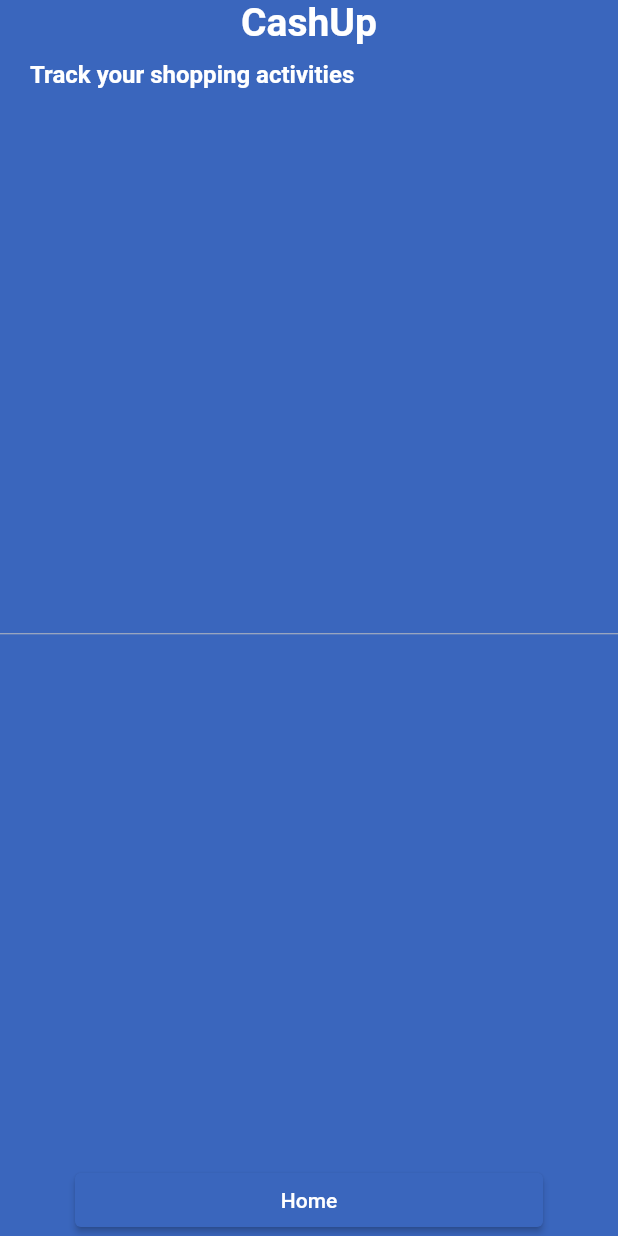
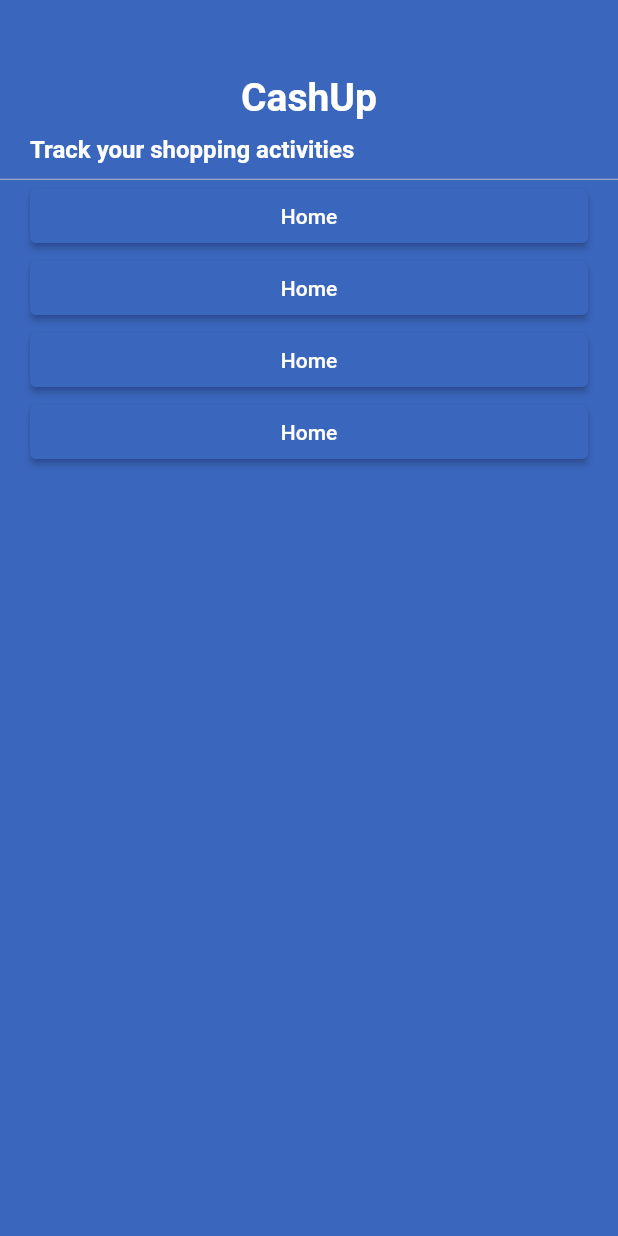
Before and after one commit to MaryDayGit/keeptrack, a Flutter app: the MenuWidgetPage screen opened by its route, on a phone screen of 412 x 824 dp. Run offline on Flutter 3.47's test engine with Material 2 defaults, Android fonts, the phone set to English and light mode, and no system bars.

Commit message:
кнопки

```diff
--- a/lib/page/menupage.dart
+++ b/lib/page/menupage.dart
@@ -12,8 +12,11 @@ class MenuWidgetPage extends StatelessWidget {
       body: Center(
         child: Column(
           crossAxisAlignment: CrossAxisAlignment.stretch,
-          mainAxisAlignment: MainAxisAlignment.center,
+          //mainAxisAlignment: MainAxisAlignment.center,
           children: [
+            const SizedBox(
+              height: 50,
+            ),
             Container(
               child: const Align(
                 alignment: Alignment.center,
@@ -43,21 +46,77 @@ class MenuWidgetPage extends StatelessWidget {
                 ),
               ),
             ),
-            Expanded(
-              flex: 1,
-              child: Divider(
-                color: Color(0xFFB7BAC0),
-                height: 1,
+            Divider(
+              color: Color(0xFFB7BAC0),
+              height: 1,
+            ),
+            Container(
+              margin: const EdgeInsets.symmetric(horizontal: 20),
+              child: Align(
+                alignment: Alignment.topLeft,
+                child: SizedBox(
+                  width: double.infinity,
+                  child: ElevatedButton(
+                    child: const Text(
+                      'Home',
+                    ),
+                    style: ElevatedButton.styleFrom(
+                      primary: const Color(0xFF3A66BD),
+                      onPrimary: Colors.white,
+                    ),
+                    onPressed: () {},
+                  ),
+                ),
               ),
             ),
             Container(
-              margin: const EdgeInsets.symmetric(horizontal: 50),
+              margin: const EdgeInsets.symmetric(horizontal: 20),
               child: Align(
-                alignment: Alignment.center,
+                alignment: Alignment.topLeft,
                 child: SizedBox(
                   width: double.infinity,
                   child: ElevatedButton(
-                    child: const Text('Home'),
+                    child: const Text(
+                      'Home',
+                    ),
+                    style: ElevatedButton.styleFrom(
+                      primary: const Color(0xFF3A66BD),
+                      onPrimary: Colors.white,
+                    ),
+                    onPressed: () {},
+                  ),
+                ),
+              ),
+            ),
+            Container(
+              margin: const EdgeInsets.symmetric(horizontal: 20),
+              child: Align(
+                alignment: Alignment.topLeft,
+                child: SizedBox(
+                  width: double.infinity,
+                  child: ElevatedButton(
+                    child: const Text(
+                      'Home',
+                    ),
+                    style: ElevatedButton.styleFrom(
+                      primary: const Color(0xFF3A66BD),
+                      onPrimary: Colors.white,
+                    ),
+                    onPressed: () {},
+                  ),
+                ),
+              ),
+            ),
+            Container(
+              margin: const EdgeInsets.symmetric(horizontal: 20),
+              child: Align(
+                alignment: Alignment.topLeft,
+                child: SizedBox(
+                  width: double.infinity,
+                  child: ElevatedButton(
+                    child: const Text(
+                      'Home',
+                    ),
                     style: ElevatedButton.styleFrom(
                       primary: const Color(0xFF3A66BD),
                       onPrimary: Colors.white,
```
